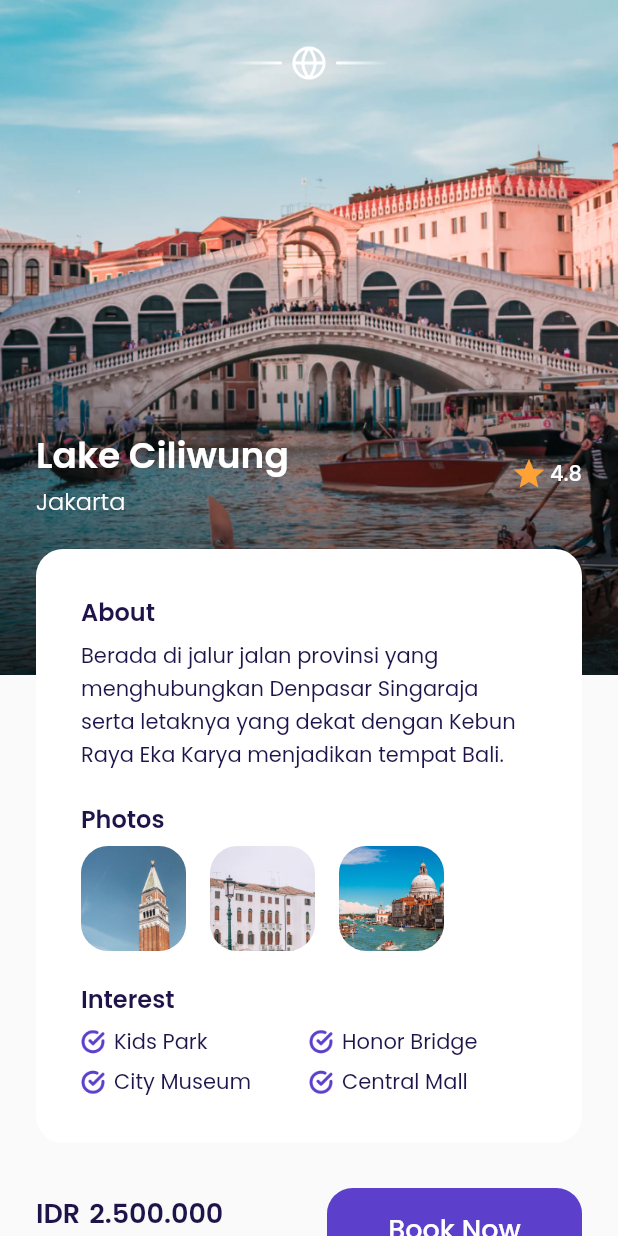
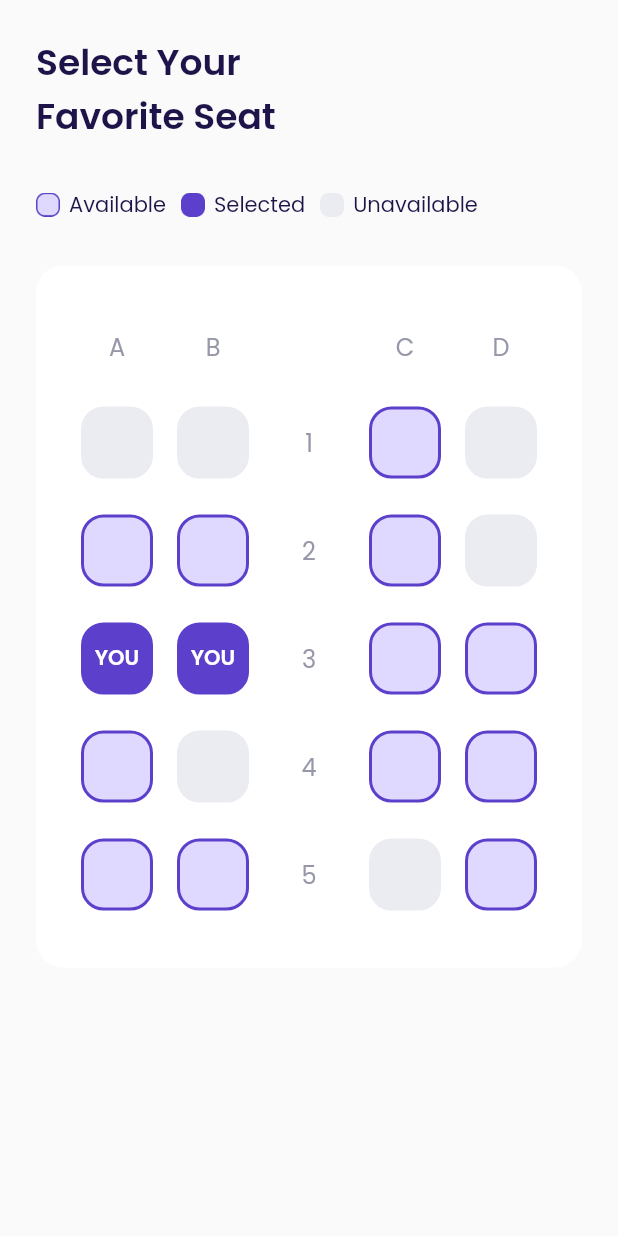
Before and after one commit to heyaender/flutter-flyon-airplane, a Flutter app: the DetailPage screen opened directly, after a tap on "Book Now", on a phone screen of 412 x 824 dp. Run offline on Flutter 3.47's test engine with Material 2 defaults, Android fonts, the light colour scheme and no system bars; our stand-ins replace google_fonts.

Commit message:
Add Choose Seat Page

```diff
--- a/lib/shared/theme.dart
+++ b/lib/shared/theme.dart
@@ -14,6 +14,11 @@ Color pinkColor = Color(0xFFEB70A5);
 Color yellowColor = Color(0xFFFFA235);
 Color transparantColor = Color(0x00000000);
 Color blackColor = Color(0xFF000000);
+
+// SEAT COLOR
+Color unavailableSeatColor = Color(0xFFEBECF1);
+Color availableSeatColor = Color(0xFFE0D9FF);
+Color selectedSeatColor = Color(0xFF5C40CC);
 
 TextStyle darkText = GoogleFonts.poppins(
   color: purpleDarkColor,
--- a/lib/ui/pages/bonus_page.dart
+++ b/lib/ui/pages/bonus_page.dart
@@ -84,7 +84,7 @@ class BonusPage extends StatelessWidget {
               ],
             ),
             SizedBox(
-              height: 60,
+              height: 50,
             ),
             Text(
               'Balance',
--- /dev/null
+++ b/lib/ui/pages/choose_seat_page.dart
@@ -0,0 +1,402 @@
+// ignore_for_file: prefer_const_constructors
+
+import 'package:flutter/material.dart';
+import 'package:flyon_airplane_app/shared/theme.dart';
+import 'package:flyon_airplane_app/ui/widgets/seat_item.dart';
+
+class ChooseSeatPage extends StatelessWidget {
+  const ChooseSeatPage({Key? key}) : super(key: key);
+
+  @override
+  Widget build(BuildContext context) {
+    Widget title() {
+      return Container(
+        margin: EdgeInsets.only(
+          top: 24,
+        ),
+        child: Text(
+          'Select Your\nFavorite Seat',
+          style: darkText.copyWith(
+            fontSize: 24,
+            fontWeight: semiBold,
+          ),
+        ),
+      );
+    }
+
+    Widget seatStatus() {
+      return Container(
+        margin: EdgeInsets.only(
+          top: 30,
+        ),
+        child: Row(
+          children: [
+            // NOTE : AVAILABLE
+            Container(
+              width: 16,
+              height: 16,
+              margin: EdgeInsets.only(
+                right: 6,
+              ),
+              decoration: BoxDecoration(
+                image: DecorationImage(
+                  image: AssetImage(
+                    'assets/icons/icon_available.png',
+                  ),
+                ),
+              ),
+            ),
+            Text(
+              "Available",
+              style: darkText.copyWith(
+                fontSize: 14,
+                fontWeight: regular,
+              ),
+            ),
+            // NOTE : SELECTED
+            Container(
+              width: 16,
+              height: 16,
+              margin: EdgeInsets.only(
+                left: 10,
+                right: 6,
+              ),
+              decoration: BoxDecoration(
+                image: DecorationImage(
+                  image: AssetImage(
+                    'assets/icons/icon_selected.png',
+                  ),
+                ),
+              ),
+            ),
+            Text(
+              "Selected",
+              style: darkText.copyWith(
+                fontSize: 14,
+                fontWeight: regular,
+              ),
+            ),
+            // NOTE : UNAVAILABLE
+            Container(
+              width: 16,
+              height: 16,
+              margin: EdgeInsets.only(
+                left: 10,
+                right: 6,
+              ),
+              decoration: BoxDecoration(
+                image: DecorationImage(
+                  image: AssetImage(
+                    'assets/icons/icon_unavailable.png',
+                  ),
+                ),
+              ),
+            ),
+            Text(
+              "Unavailable",
+              style: darkText.copyWith(
+                fontSize: 14,
+                fontWeight: regular,
+              ),
+            ),
+          ],
+        ),
+      );
+    }
+
+    Widget selectSeat() {
+      return Container(
+        width: double.infinity,
+        margin: EdgeInsets.only(
+          top: 30,
+        ),
+        padding: EdgeInsets.symmetric(
+          horizontal: 22,
+          vertical: 30,
+        ),
+        decoration: BoxDecoration(
+          borderRadius: BorderRadius.circular(
+            18,
+          ),
+          color: whiteColor,
+        ),
+        child: Column(
+          children: [
+            // NOTE : SEAT INDICATORS
+            Row(
+              mainAxisAlignment: MainAxisAlignment.spaceAround,
+              children: [
+                SizedBox(
+                  width: 48,
+                  height: 48,
+                  child: Center(
+                    child: Text(
+                      "A",
+                      style: greyText.copyWith(
+                        fontSize: 16,
+                        fontWeight: regular,
+                      ),
+                    ),
+                  ),
+                ),
+                SizedBox(
+                  width: 48,
+                  height: 48,
+                  child: Center(
+                    child: Text(
+                      "B",
+                      style: greyText.copyWith(
+                        fontSize: 16,
+                        fontWeight: regular,
+                      ),
+                    ),
+                  ),
+                ),
+                SizedBox(
+                  width: 48,
+                  height: 48,
+                  child: Center(
+                    child: Text(
+                      "",
+                      style: greyText.copyWith(
+                        fontSize: 16,
+                        fontWeight: regular,
+                      ),
+                    ),
+                  ),
+                ),
+                SizedBox(
+                  width: 48,
+                  height: 48,
+                  child: Center(
+                    child: Text(
+                      "C",
+                      style: greyText.copyWith(
+                        fontSize: 16,
+                        fontWeight: regular,
+                      ),
+                    ),
+                  ),
+                ),
+                SizedBox(
+                  width: 48,
+                  height: 48,
+                  child: Center(
+                    child: Text(
+                      "D",
+                      style: greyText.copyWith(
+                        fontSize: 16,
+                        fontWeight: regular,
+                      ),
+                    ),
+                  ),
+                ),
+              ],
+            ),
+
+            // NOTE : SEAT 1
+            Container(
+              margin: EdgeInsets.only(
+                top: 8,
+              ),
+              child: Row(
+                mainAxisAlignment: MainAxisAlignment.spaceAround,
+                children: [
+                  SeatItem(
+                    status: 2,
+                  ),
+                  SeatItem(
+                    status: 2,
+                  ),
+                  SizedBox(
+                    width: 48,
+                    height: 48,
+                    child: Center(
+                      child: Text(
+                        '1',
+                        style: greyText.copyWith(
+                          fontSize: 16,
+                          fontWeight: regular,
+                        ),
+                      ),
+                    ),
+                  ),
+                  SeatItem(
+                    status: 0,
+                  ),
+                  SeatItem(
+                    status: 2,
+                  ),
+                ],
+              ),
+            ),
+
+            // NOTE : SEAT 2
+            Container(
+              margin: EdgeInsets.only(
+                top: 8,
+              ),
+              child: Row(
+                mainAxisAlignment: MainAxisAlignment.spaceAround,
+                children: [
+                  SeatItem(
+                    status: 0,
+                  ),
+                  SeatItem(
+                    status: 0,
+                  ),
+                  SizedBox(
+                    width: 48,
+                    height: 48,
+                    child: Center(
+                      child: Text(
+                        '2',
+                        style: greyText.copyWith(
+                          fontSize: 16,
+                          fontWeight: regular,
+                        ),
+                      ),
+                    ),
+                  ),
+                  SeatItem(
+                    status: 0,
+                  ),
+                  SeatItem(
+                    status: 2,
+                  ),
+                ],
+              ),
+            ),
+
+            // NOTE : SEAT 3
+            Container(
+              margin: EdgeInsets.only(
+                top: 8,
+              ),
+              child: Row(
+                mainAxisAlignment: MainAxisAlignment.spaceAround,
+                children: [
+                  SeatItem(
+                    status: 1,
+                  ),
+                  SeatItem(
+                    status: 1,
+                  ),
+                  SizedBox(
+                    width: 48,
+                    height: 48,
+                    child: Center(
+                      child: Text(
+                        '3',
+                        style: greyText.copyWith(
+                          fontSize: 16,
+                          fontWeight: regular,
+                        ),
+                      ),
+                    ),
+                  ),
+                  SeatItem(
+                    status: 0,
+                  ),
+                  SeatItem(
+                    status: 0,
+                  ),
+                ],
+              ),
+            ),
+
+            // NOTE : SEAT 4
+            Container(
+              margin: EdgeInsets.only(
+                top: 8,
+              ),
+              child: Row(
+                mainAxisAlignment: MainAxisAlignment.spaceAround,
+                children: [
+                  SeatItem(
+                    status: 0,
+                  ),
+                  SeatItem(
+                    status: 2,
+                  ),
+                  SizedBox(
+                    width: 48,
+                    height: 48,
+                    child: Center(
+                      child: Text(
+                        '4',
+                        style: greyText.copyWith(
+                          fontSize: 16,
+                          fontWeight: regular,
+                        ),
+                      ),
+                    ),
+                  ),
+                  SeatItem(
+                    status: 0,
+                  ),
+                  SeatItem(
+                    status: 0,
+                  ),
+                ],
+              ),
+            ),
+
+            // NOTE : SEAT 5
+            Container(
+              margin: EdgeInsets.only(
+                top: 8,
+              ),
+              child: Row(
+                mainAxisAlignment: MainAxisAlignment.spaceAround,
+                children: [
+                  SeatItem(
+                    status: 0,
+                  ),
+                  SeatItem(
+                    status: 0,
+                  ),
+                  SizedBox(
+                    width: 48,
+                    height: 48,
+                    child: Center(
+                      child: Text(
+                        '5',
+                        style: greyText.copyWith(
+                          fontSize: 16,
+                          fontWeight: regular,
+                        ),
+                      ),
+                    ),
+                  ),
+                  SeatItem(
+                    status: 2,
+                  ),
+                  SeatItem(
+                    status: 0,
+                  ),
+                ],
+              ),
+            ),
+          ],
+        ),
+      );
+    }
+
+    return Scaffold(
+      backgroundColor: whiteCloudColor,
+      body: SafeArea(
+        child: ListView(
+          padding: EdgeInsets.symmetric(
+            horizontal: 24,
+          ),
+          children: [
+            title(),
+            seatStatus(),
+            selectSeat(),
+          ],
+        ),
+      ),
+    );
+  }
+}
--- a/lib/ui/pages/detail_page.dart
+++ b/lib/ui/pages/detail_page.dart
@@ -2,6 +2,7 @@
 
 import 'package:flutter/material.dart';
 import 'package:flyon_airplane_app/shared/theme.dart';
+import 'package:flyon_airplane_app/ui/pages/choose_seat_page.dart';
 import 'package:flyon_airplane_app/ui/widgets/custom_button.dart';
 import 'package:flyon_airplane_app/ui/widgets/detail_page_photos.dart';
 import 'package:flyon_airplane_app/ui/widgets/interest_list.dart';
@@ -268,7 +269,14 @@ class DetailPage extends StatelessWidget {
               ),
               CustomButton(
                 title: 'Book Now',
-                onTap: () {},
+                onTap: () {
+                  Navigator.push(
+                    context,
+                    MaterialPageRoute(
+                      builder: (context) => ChooseSeatPage(),
+                    ),
+                  );
+                },
                 width: 170,
               ),
             ],
--- /dev/null
+++ b/lib/ui/widgets/seat_item.dart
@@ -0,0 +1,83 @@
+// ignore_for_file: prefer_const_constructors
+
+import 'package:flutter/material.dart';
+import 'package:flyon_airplane_app/shared/theme.dart';
+
+class SeatItem extends StatelessWidget {
+  // NOTE : 0. AVAILABLE, 1. SELECTED, 2. UNAVAILABLE
+
+  final int status;
+
+  const SeatItem({
+    Key? key,
+    required this.status,
+  }) : super(key: key);
+
+  @override
+  Widget build(BuildContext context) {
+    backgroundColor() {
+      switch (status) {
+        case 0:
+          return availableSeatColor;
+        case 1:
+          return selectedSeatColor;
+        case 2:
+          return unavailableSeatColor;
+        default:
+          return availableSeatColor;
+      }
+    }
+
+    borderColor() {
+      switch (status) {
+        case 0:
+          return purpleColor;
+        case 1:
+          return selectedSeatColor;
+        case 2:
+          return unavailableSeatColor;
+        default:
+          return availableSeatColor;
+      }
+    }
+
+    child() {
+      switch (status) {
+        case 0:
+          return SizedBox();
+        case 1:
+          return Center(
+            child: Text(
+              "YOU",
+              style: whiteText.copyWith(
+                fontSize: 14,
+                fontWeight: semiBold,
+              ),
+            ),
+          );
+        case 2:
+          return SizedBox();
+        default:
+          return SizedBox();
+      }
+    }
+
+    return Container(
+      margin: EdgeInsets.only(
+        top: 8,
+        bottom: 8,
+      ),
+      width: 48,
+      height: 48,
+      decoration: BoxDecoration(
+        color: backgroundColor(),
+        borderRadius: BorderRadius.circular(15),
+        border: Border.all(
+          color: borderColor(),
+          width: 2,
+        ),
+      ),
+      child: child(),
+    );
+  }
+}
```
Also changed, not shown: 57 other files.
